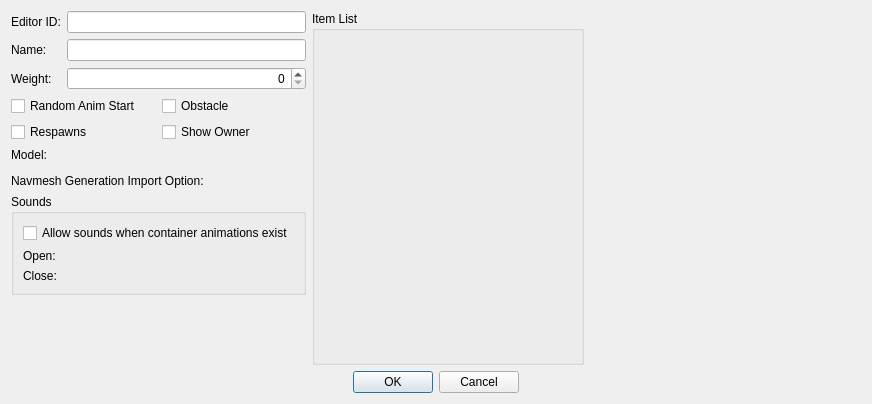
Before: the Qt Designer form native/src/DovahKit/ui/form_windows/container.ui in DavidJCobb/DovahKit, drawn with Qt 5.
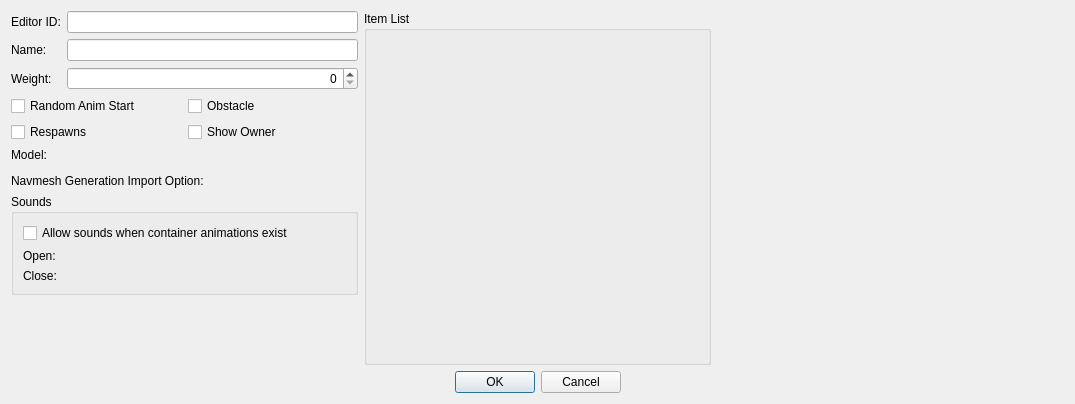
After: the same form once the commit is applied. Custom widgets are drawn as their Qt base class.

Commit message: UI work and fixes; DKFormInventoryWidget is now designable

Patch:
```diff
--- a/native/src/DovahKit/ui/form_windows/container.ui
+++ b/native/src/DovahKit/ui/form_windows/container.ui
@@ -6,7 +6,7 @@
    <rect>
     <x>0</x>
     <y>0</y>
-    <width>872</width>
+    <width>1075</width>
     <height>404</height>
    </rect>
   </property>
@@ -229,6 +229,11 @@
        <property name="title">
         <string>Item List</string>
        </property>
+       <layout class="QVBoxLayout" name="verticalLayout">
+        <item>
+         <widget class="DKFormInventoryWidget" name="inventory"/>
+        </item>
+       </layout>
       </widget>
      </item>
     </layout>
@@ -258,6 +263,11 @@
    <extends>QWidget</extends>
    <header>widgets/DKPapyrusBoundScriptListPane.h</header>
   </customwidget>
+  <customwidget>
+   <class>DKFormInventoryWidget</class>
+   <extends>QWidget</extends>
+   <header>widgets/DKFormInventoryWidget.h</header>
+  </customwidget>
   <customwidget>
    <class>DKNavmeshGenerationImportOptionPicker</class>
    <extends>QWidget</extends>
```
Left out of the diff: 5 changed lines with no effect on the pictures. The commit also changes 37 other files.
